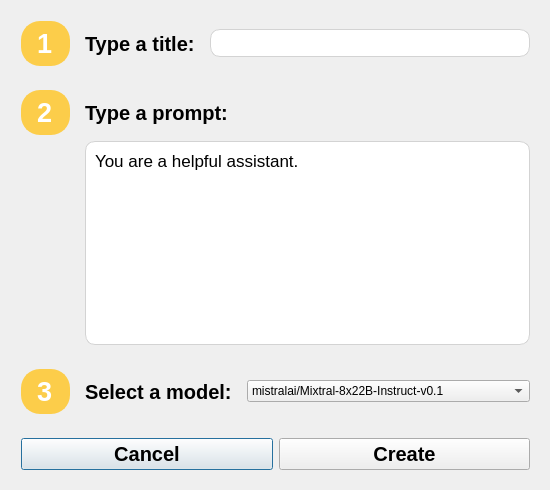
HSE-DSBA-233/this-is-fine-client, file chatcreatewindow.ui: the form before one commit.
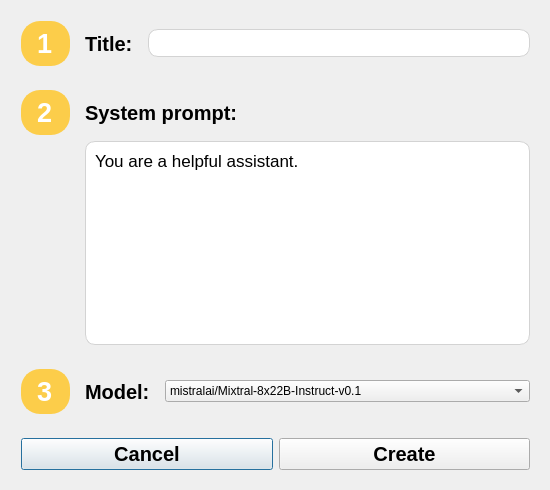
The form after the commit.

```diff
--- a/chatcreatewindow.ui
+++ b/chatcreatewindow.ui
@@ -75,7 +75,7 @@
          </font>
         </property>
         <property name="text">
-         <string>Type a title:</string>
+         <string>Title:</string>
         </property>
        </widget>
       </item>
@@ -120,7 +120,7 @@
          </font>
         </property>
         <property name="text">
-         <string>Type a prompt:</string>
+         <string>System prompt:</string>
         </property>
        </widget>
       </item>
@@ -178,11 +178,11 @@
          </font>
         </property>
         <property name="text">
-         <string>Select a model:</string>
+         <string>Model:</string>
         </property>
        </widget>
       </item>
-      <item>
+      <item alignment="Qt::AlignVCenter">
        <widget class="QComboBox" name="modelSelectWidget">
         <property name="cursor">
          <cursorShape>PointingHandCursor</cursorShape>
```
